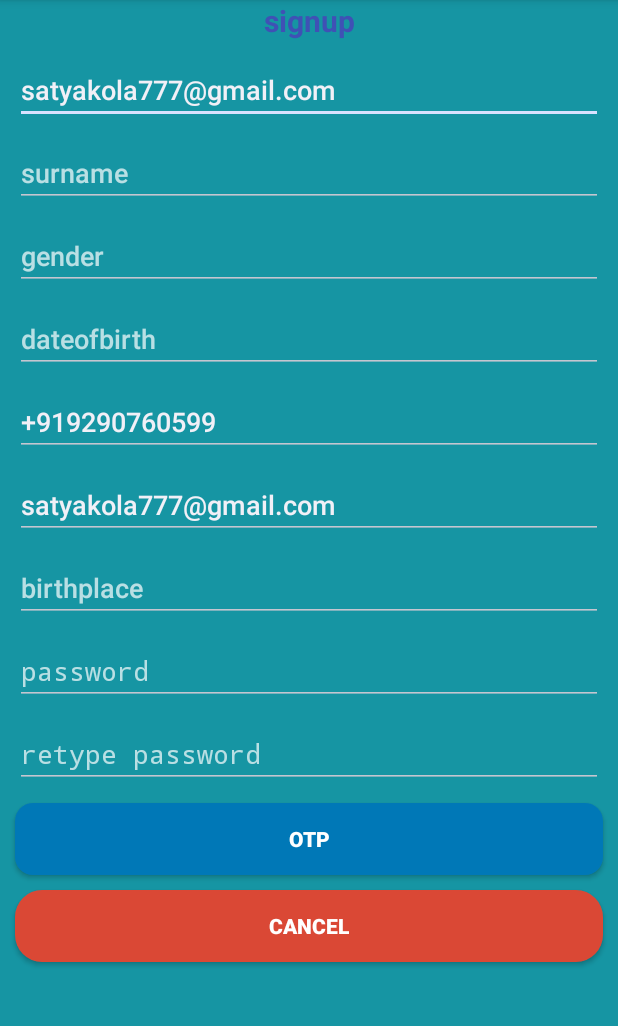
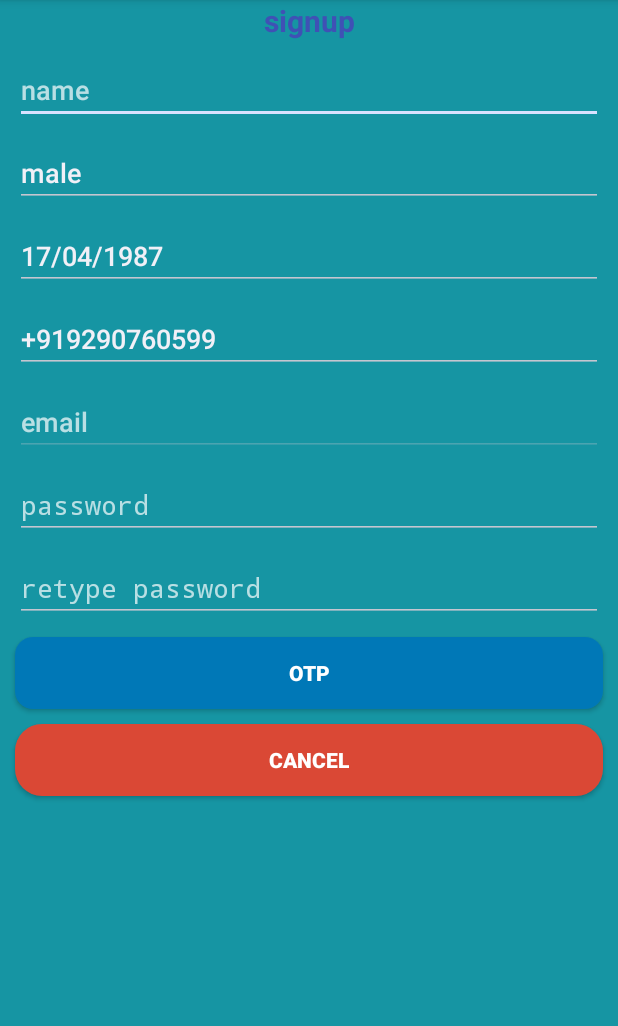
Before and after one commit to kolasatya/J2Sky, an Android app: the SignupActivity screen opened directly, with no data from a screen before it, on a phone screen of 412 x 824 dp, the part 84-1110 px from its top. Run offline under Robolectric (Android 15) with nearby library versions, the phone set to English and light mode, and no system bars.

Commit message:
added cognito authentication

```diff
--- a/app/src/main/AndroidManifest.xml
+++ b/app/src/main/AndroidManifest.xml
@@ -36,5 +36,7 @@
 
         </activity>
     </application>
+    <uses-permission android:name="android.permission.INTERNET" />
 
+    <uses-permission android:name="android.permission.ACCESS_NETWORK_STATE" />
 </manifest>
--- a/app/src/main/java/sk/com/j2sky/LoginActivity.java
+++ b/app/src/main/java/sk/com/j2sky/LoginActivity.java
@@ -20,12 +20,14 @@ public class LoginActivity extends Activity {
         email_ediEditText=findViewById(R.id.email_editText);
         login_button.setOnClickListener(view -> {
             String email=email_ediEditText.getText().toString();
-            if(email.equalsIgnoreCase("satyakola777@gmail.com")){
+            if(email.equalsIgnoreCase("nagasatya777@gmail.com")){
                 Intent i=new Intent(LoginActivity.this, PasswordActivity.class);
+                i.putExtra("useremail",email);
                 startActivity(i);
             }else
             {
                 Intent i=new Intent(LoginActivity.this, SignupActivity.class);
+                i.putExtra("useremail",email);
                 startActivity(i);
             }
 
--- a/app/src/main/java/sk/com/j2sky/SignupActivity.java
+++ b/app/src/main/java/sk/com/j2sky/SignupActivity.java
@@ -3,13 +3,114 @@ package sk.com.j2sky;
 import androidx.appcompat.app.AppCompatActivity;
 
 import android.app.Activity;
+import android.content.Context;
+import android.content.Intent;
 import android.os.Bundle;
+import android.util.Log;
+import android.view.View;
+import android.widget.Button;
+import android.widget.EditText;
 
 public class SignupActivity extends Activity {
+    Context context;
+    Button register_button,cancel_button,otp_button;
+    EditText editText_otp,editText_password,editText_re_password,editText_surname,editText_dob,editText_place,editText_name,editText_email,editText_phonenumber,editText_gender;
+    static String email="";
 
     @Override
     protected void onCreate(Bundle savedInstanceState) {
         super.onCreate(savedInstanceState);
         setContentView(R.layout.activity_signup);
+        context=getApplicationContext();
+        Bundle bundle = getIntent().getExtras();
+
+        if (bundle != null) {
+            email = bundle.getString("useremail");
+        }
+
+        Log.d("SignupActivity","email"+email);
+        register_button = (Button) findViewById(R.id.button_registeruser);
+        cancel_button = (Button) findViewById(R.id.button_cancel);
+
+        editText_dob=(EditText) findViewById(R.id.editText_dob);
+        editText_email=(EditText) findViewById(R.id.editText_email);
+        editText_email.setText(email);
+        editText_email.setEnabled(false);
+        editText_gender=(EditText) findViewById(R.id.editText_gender);
+        editText_name=(EditText) findViewById(R.id.editText_Name);
+        editText_phonenumber=(EditText) findViewById(R.id.editText_phone);
+
+        editText_otp=(EditText) findViewById(R.id.editText_otp);
+
+
+
+
+
+        editText_password=(EditText) findViewById(R.id.editText_password);
+        editText_re_password=(EditText) findViewById(R.id.editText_re_password);
+        //generate otp
+        otp_button = (Button) findViewById(R.id.button_otp);
+        otp_button.setOnClickListener(new View.OnClickListener() {
+            public void onClick(View v) {
+                // Do something in response to button click
+
+                Cognito cognito =new Cognito(getApplicationContext());
+                cognito.addAttribute("birthdate",editText_dob.getText().toString());//birthdate
+                cognito.addAttribute("email",email);//email
+                cognito.addAttribute("gender",editText_gender.getText().toString());//gender
+                cognito.addAttribute("name",editText_name.getText().toString());//name
+                cognito.addAttribute("phone_number",editText_phonenumber.getText().toString());//phonenumber
+
+               // cognito.addAttribute("place",editText_place.getText().toString());//place
+               // cognito.addAttribute("family_name",editText_surname.getText().toString());//familyname
+               // cognito.addAttribute("gender",editText_gender.getText().toString());//gender
+               // cognito.addAttribute("picture","");//picture
+                editText_password.setError(null);
+                editText_re_password.setError(null);
+                if(validateSignup(editText_password.getText().toString(),editText_re_password.getText().toString()))
+                {
+                    cognito.signUpInBackground(editText_email.getText().toString(),editText_password.getText().toString());
+                    otp_button.setVisibility(View.INVISIBLE);
+                    register_button.setVisibility(View.VISIBLE);
+                    editText_otp.setVisibility(View.VISIBLE);
+                }else
+                {
+                    editText_password.setError(context.getText(R.string.password_retype_notmatched));
+                    editText_re_password.setError(context.getText(R.string.password_retype_notmatched));
+                }
+
+            }
+        });
+
+        //registration
+        register_button.setOnClickListener(new View.OnClickListener() {
+            public void onClick(View v) {
+                // Do something in response to button click
+                Cognito cognito =new Cognito(getApplicationContext());
+                cognito.confirmUser(editText_email.getText().toString(),editText_otp.getText().toString());
+            }
+        });
+
+        cancel_button.setOnClickListener(new View.OnClickListener() {
+            public void onClick(View v) {
+                // Do something in response to button click
+                Intent intent = new Intent(getApplicationContext(), MainActivity.class);
+                startActivity(intent);
+
+            }
+        });
+    }
+    public static boolean validateSignup(String password, String retypepassword)
+    {
+        return (!password.isEmpty() || !retypepassword.isEmpty() || password.equals(retypepassword));
+
+    }
+
+    public static void SuccessCallback(Context appContext)
+    {
+        Intent intent=new Intent(appContext,PasswordActivity.class);
+        intent.addFlags(Intent.FLAG_ACTIVITY_NEW_TASK);
+        intent.putExtra("useremail",email);
+        appContext.startActivity(intent);
     }
 }
--- a/app/src/main/java/sk/com/j2sky/SplashActivity.java
+++ b/app/src/main/java/sk/com/j2sky/SplashActivity.java
@@ -18,7 +18,7 @@ public class SplashActivity extends Activity {
 
                 try {
                     //sleep thread for 10 seconds
-                    sleep(10000);
+                    sleep(1000);
                     //Call Main activity
                     Intent i=new Intent(SplashActivity.this, LoginActivity.class);
                     startActivity(i);
--- a/app/src/main/res/layout/activity_signup.xml
+++ b/app/src/main/res/layout/activity_signup.xml
@@ -28,20 +28,9 @@
             android:ems="10"
             android:hint="name"
             android:inputType="textPersonName"
+            />
 
-            android:text="satyakola777@gmail.com" />
 
-        <EditText
-            android:id="@+id/editText_sur_Name"
-            android:layout_width="match_parent"
-            android:layout_height="wrap_content"
-            android:layout_marginTop="10dp"
-            android:layout_marginLeft="10dp"
-            android:layout_marginRight="10dp"
-            android:ems="10"
-            android:hint="surname"
-            android:inputType="textPersonName"
-            />
 
         <EditText
             android:id="@+id/editText_gender"
@@ -52,6 +41,7 @@
             android:layout_marginRight="10dp"
             android:ems="10"
             android:hint="gender"
+            android:text="male"
             android:inputType="textPersonName"
             />
 
@@ -64,6 +54,7 @@
             android:layout_marginRight="10dp"
             android:ems="10"
             android:hint="dateofbirth"
+            android:text="17/04/1987"
             android:inputType="textPersonName"
             />
 
@@ -89,19 +80,9 @@
             android:ems="10"
             android:hint="email"
             android:inputType="textEmailAddress"
-            android:text="satyakola777@gmail.com" />
+             />
 
-        <EditText
-            android:id="@+id/editText_place"
-            android:layout_width="match_parent"
-            android:layout_height="wrap_content"
-            android:layout_marginTop="10dp"
-            android:layout_marginLeft="10dp"
-            android:layout_marginRight="10dp"
-            android:ems="10"
-            android:hint="birthplace"
-            android:inputType="textPersonName"
-            />
+
         <EditText
             android:id="@+id/editText_password"
             android:layout_width="match_parent"
```
Also changed, not shown: app/src/main/java/sk/com/j2sky/Cognito.java (+7 -8 lines), app/src/main/java/sk/com/j2sky/PasswordActivity.java (+15 -2 lines).
